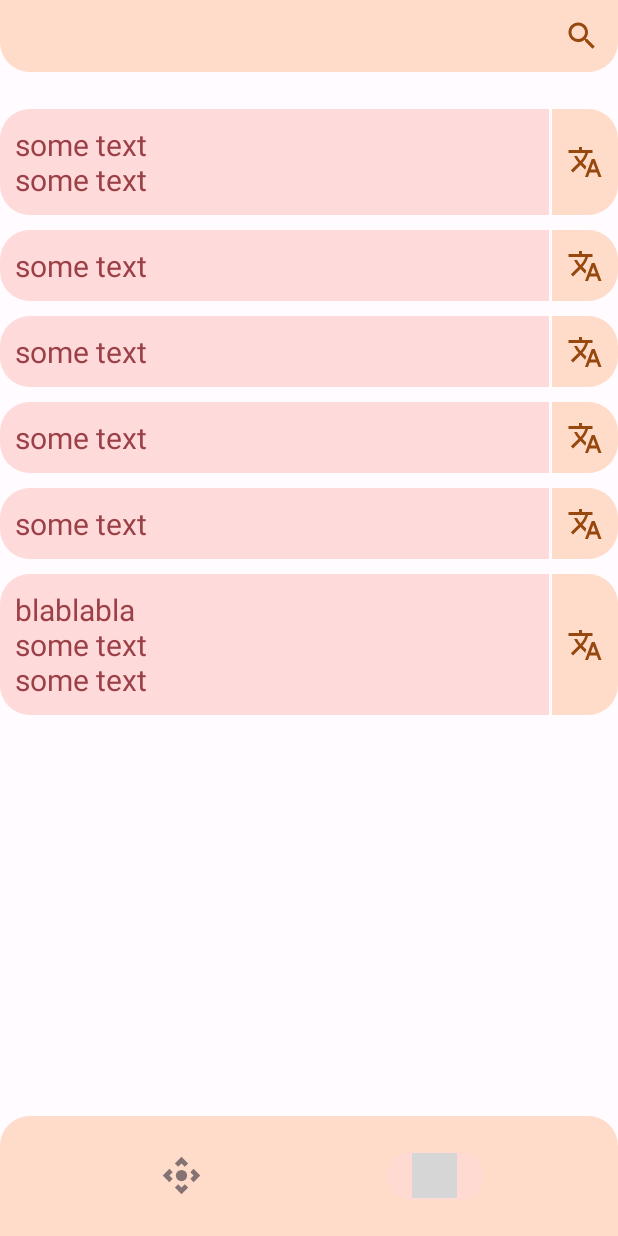
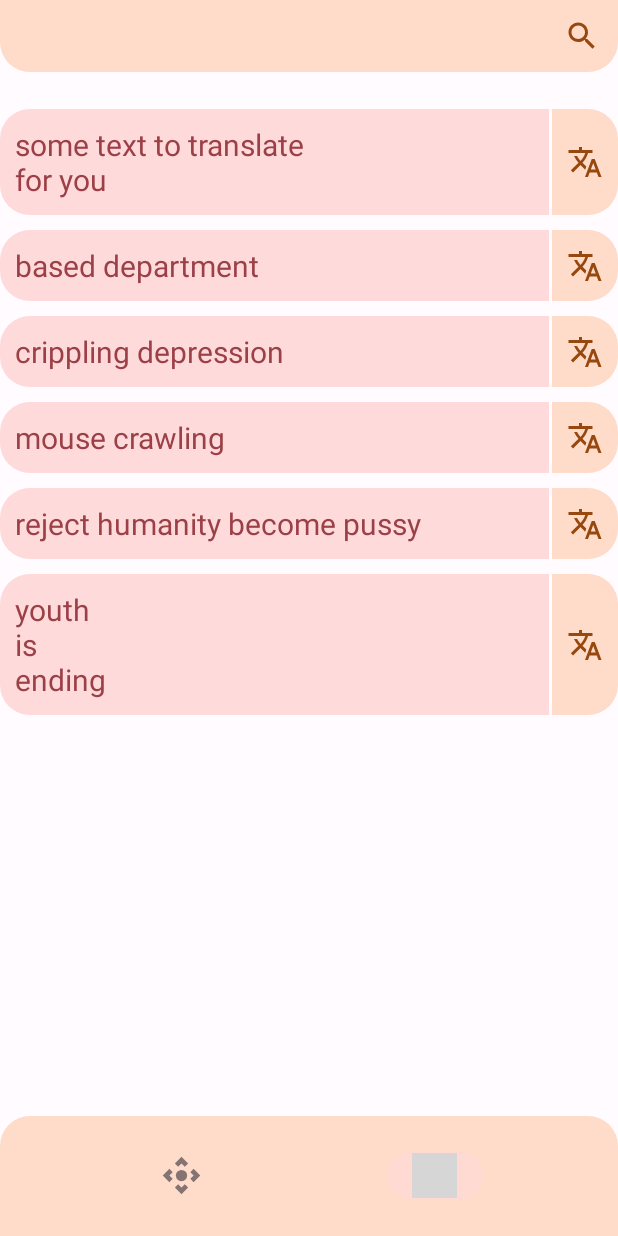
Before and after one commit to shevyakhov/AutoSnap, an Android app: the TranslationFragment screen opened through its navigation route, on a phone screen of 412 x 824 dp. Run offline under Robolectric (Android 15) with nearby library versions, the phone set to English and light mode, and no system bars; our stand-ins replace navigation-ui; libraries missing offline, so code that uses them is left out: com.google.mlkit.vision; 2 statements that could not run were skipped; grey boxes are pictures that could not be loaded.

Commit message:
translate on click text

```diff
--- a/app/src/main/java/com/example/autosnap/ui/text_recognition/TextRecognitionFragment.kt
+++ b/app/src/main/java/com/example/autosnap/ui/text_recognition/TextRecognitionFragment.kt
@@ -62,7 +62,7 @@ class TextRecognitionFragment : Fragment() {
         val nameObserver = Observer<StringBuilder> { newName ->
             binding.text.text = newName
         }
-        viewModel.translatedLiveData.observe(viewLifecycleOwner, nameObserver)
+        viewModel.textLiveData.observe(viewLifecycleOwner, nameObserver)
         binding.cameraBtn.setOnClickListener {
             takePhoto()
         }
--- a/app/src/main/java/com/example/autosnap/ui/text_recognition/TextRecognitionViewModel.kt
+++ b/app/src/main/java/com/example/autosnap/ui/text_recognition/TextRecognitionViewModel.kt
@@ -47,7 +47,7 @@ class TextRecognitionViewModel(private val app: Application) : AndroidViewModel(
         )
     }
 
-    val translatedLiveData: MutableLiveData<StringBuilder> by lazy {
+    val textLiveData: MutableLiveData<StringBuilder> by lazy {
         MutableLiveData<StringBuilder>()
     }
 
@@ -65,7 +65,7 @@ class TextRecognitionViewModel(private val app: Application) : AndroidViewModel(
                 textRecognizer.process(image).addOnSuccessListener { task ->
                     val resultStr = StringBuilder()
                     resultStr.append(task.text)
-                    translatedLiveData.setValue(resultStr)
+                    textLiveData.setValue(resultStr)
                 }
             }
         }
--- a/app/src/main/java/com/example/autosnap/ui/translation/TranslationAndHistoryFragment.kt
+++ b/app/src/main/java/com/example/autosnap/ui/translation/TranslationFragment.kt
@@ -4,36 +4,44 @@ import android.os.Bundle
 import android.view.LayoutInflater
 import android.view.View
 import android.view.ViewGroup
-import android.widget.Toast
 import androidx.fragment.app.Fragment
 import androidx.fragment.app.viewModels
+import androidx.lifecycle.Observer
 import androidx.recyclerview.widget.LinearLayoutManager
 import androidx.recyclerview.widget.RecyclerView
-import com.example.autosnap.databinding.FragmentTranslationAndHistoryBinding
+import com.example.autosnap.databinding.FragmentTranslationBinding
 import com.example.autosnap.ui.translation.recycler_adapter.TextToTranslate
 import com.example.autosnap.ui.translation.recycler_adapter.TranslationAdapter
+import kotlinx.coroutines.CoroutineScope
+import kotlinx.coroutines.Dispatchers
+import kotlinx.coroutines.launch
 
-class TranslationAndHistoryFragment : Fragment() {
+class TranslationFragment : Fragment() {
 
-    private var _binding: FragmentTranslationAndHistoryBinding? = null
+    private var _binding: FragmentTranslationBinding? = null
     private val binding get() = _binding!!
     private val adapter =
         TranslationAdapter(object : TranslationAdapter.TranslationAdapterListener {
-            override fun onItemClicked(item: TextToTranslate) {
-                Toast.makeText(requireContext(), "translate me", Toast.LENGTH_SHORT).show()
+            override fun onItemClicked(
+                item: TextToTranslate,
+                observer: Observer<Pair<Int, StringBuilder>>
+            ) {
+                viewModel.translatedLiveData.observe(viewLifecycleOwner, observer)
                 viewModel.apply {
-
+                    CoroutineScope(Dispatchers.Default).launch {
+                        viewModel.translate(item.text, item.id)
+                    }
                 }
             }
         })
 
-    private val viewModel by viewModels<TranslationAndHistoryViewModel>()
+    private val viewModel by viewModels<TranslationViewModel>()
 
     override fun onCreateView(
         inflater: LayoutInflater, container: ViewGroup?,
         savedInstanceState: Bundle?
     ): View {
-        _binding = FragmentTranslationAndHistoryBinding.inflate(inflater, container, false)
+        _binding = FragmentTranslationBinding.inflate(inflater, container, false)
         return binding.root
     }
 
@@ -47,12 +55,12 @@ class TranslationAndHistoryFragment : Fragment() {
             LinearLayoutManager(context, RecyclerView.VERTICAL, false)
         adapter.submitList(
             arrayListOf(
-                TextToTranslate("some text\nsome text"),
-                TextToTranslate("some text"),
-                TextToTranslate("some text"),
-                TextToTranslate("some text"),
-                TextToTranslate("some text"),
-                TextToTranslate("blablabla\nsome text\nsome text")
+                TextToTranslate(0, "some text to translate\nfor you"),
+                TextToTranslate(1, "based department"),
+                TextToTranslate(2, "crippling depression"),
+                TextToTranslate(3, "mouse crawling"),
+                TextToTranslate(4, "reject humanity become pussy"),
+                TextToTranslate(5, "youth\nis\nending")
             )
         )
     }
--- a/app/src/main/java/com/example/autosnap/ui/translation/recycler_adapter/TextToTranslate.kt
+++ b/app/src/main/java/com/example/autosnap/ui/translation/recycler_adapter/TextToTranslate.kt
@@ -1,3 +1,3 @@
 package com.example.autosnap.ui.translation.recycler_adapter
 
-data class TextToTranslate(val text: String)
+data class TextToTranslate(val id:Int,val text: String)
--- a/app/src/main/java/com/example/autosnap/ui/translation/recycler_adapter/TranslationAdapter.kt
+++ b/app/src/main/java/com/example/autosnap/ui/translation/recycler_adapter/TranslationAdapter.kt
@@ -3,6 +3,7 @@ package com.example.autosnap.ui.translation.recycler_adapter
 import android.view.LayoutInflater
 import android.view.View
 import android.view.ViewGroup
+import androidx.lifecycle.Observer
 import androidx.recyclerview.widget.DiffUtil
 import androidx.recyclerview.widget.ListAdapter
 import androidx.recyclerview.widget.RecyclerView
@@ -34,10 +35,14 @@ class TranslationAdapter(private val listener: TranslationAdapterListener) :
 
     inner class TranslationViewHolder(itemView: View) : RecyclerView.ViewHolder(itemView) {
         private val binding = TranslationItemBinding.bind(itemView)
+        private val nameObserver = Observer<Pair<Int, StringBuilder>> { translated ->
+            if (getItem(adapterPosition).id == translated.first)
+                binding.textView.text = translated.second
+        }
 
         init {
             binding.translateBtn.setOnClickListener {
-                listener.onItemClicked(getItem(adapterPosition))
+                listener.onItemClicked(getItem(adapterPosition), nameObserver)
             }
         }
 
@@ -58,6 +63,6 @@ class TranslationAdapter(private val listener: TranslationAdapterListener) :
     }
 
     interface TranslationAdapterListener {
-        fun onItemClicked(item: TextToTranslate)
+        fun onItemClicked(item: TextToTranslate, observer: Observer<Pair<Int, StringBuilder>>)
     }
 }
--- a/app/src/main/res/layout/fragment_translation_and_history.xml
+++ b/app/src/main/res/layout/fragment_translation.xml
@@ -5,7 +5,7 @@
     android:layout_width="match_parent"
     android:layout_height="match_parent"
     android:background="@color/md_theme_light_surface"
-    tools:context=".ui.translation.TranslationAndHistoryFragment">
+    tools:context=".ui.translation.TranslationFragment">
 
     <androidx.appcompat.widget.SearchView
         android:id="@+id/search_bar"
--- a/app/src/main/res/navigation/app_navigation.xml
+++ b/app/src/main/res/navigation/app_navigation.xml
@@ -13,9 +13,9 @@
     </fragment>
     <fragment
         android:id="@+id/TranslationAndHistoryFragment"
-        android:name="com.example.autosnap.ui.translation.TranslationAndHistoryFragment"
+        android:name="com.example.autosnap.ui.translation.TranslationFragment"
         android:label="TranslationAndHistoryFragment"
-        tools:layout="@layout/fragment_translation_and_history">
+        tools:layout="@layout/fragment_translation">
 
     </fragment>
 
```
Also changed, not shown: app/src/main/java/com/example/autosnap/ui/translation/TranslationAndHistoryViewModel.kt (deleted, +0 -7 lines), app/src/main/java/com/example/autosnap/ui/translation/TranslationViewModel.kt (added, +66 -0 lines).
